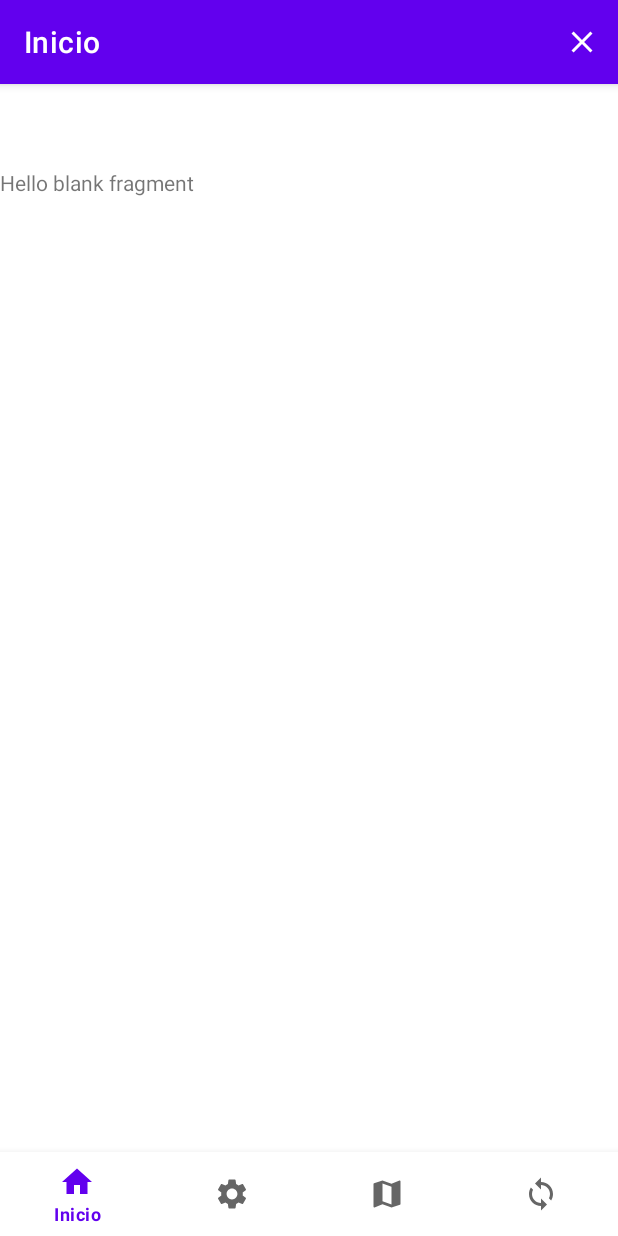
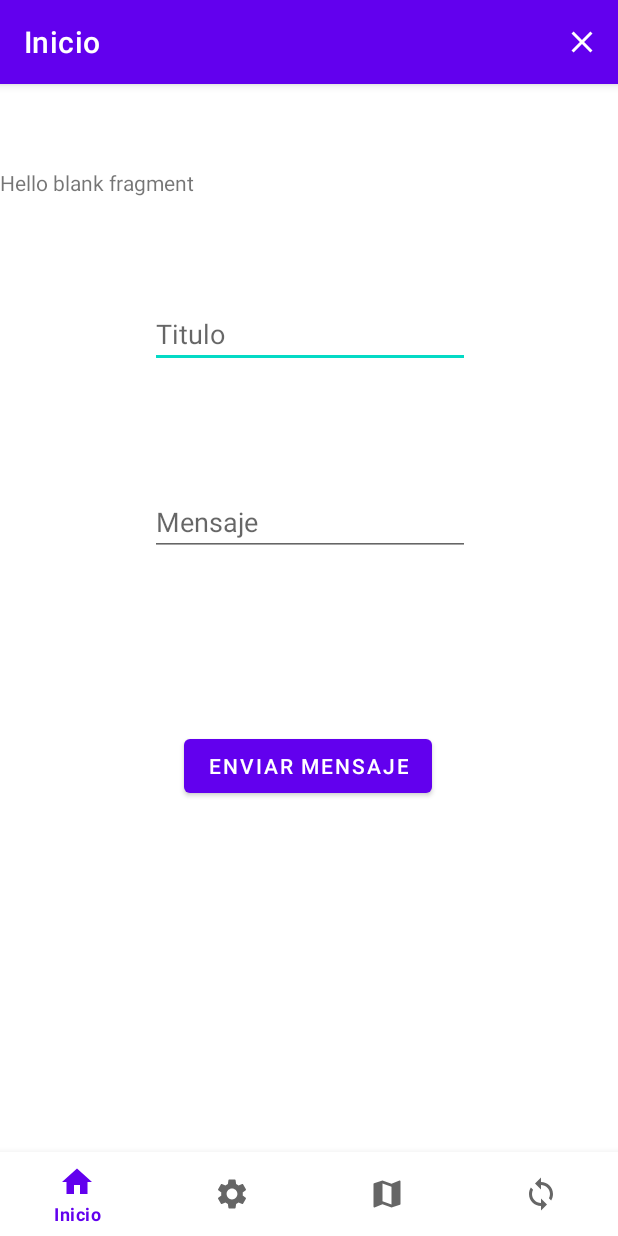
Before and after one commit to VictorG222/Android-UwU-con-Java, an Android app: the screen it shows after launch once a user with an empty profile is signed in (Home), on a phone screen of 412 x 824 dp. Run offline under Robolectric (Android 15) with nearby library versions, the phone set to English and light mode, and no system bars; our stand-ins replace Firebase (no records; nobody signed in at launch, a user with empty details on screens opened directly), navigation-ui.

Commit message:
send note

```diff
--- a/App193/app/build.gradle
+++ b/App193/app/build.gradle
@@ -44,4 +44,7 @@ dependencies {
     testImplementation 'junit:junit:4.13.2'
     androidTestImplementation 'androidx.test.ext:junit:1.1.3'
     androidTestImplementation 'androidx.test.espresso:espresso-core:3.4.0'
+
+    implementation 'com.squareup.retrofit2:retrofit:2.6.2'
+    implementation 'com.squareup.retrofit2:converter-gson:2.6.2'
 }
--- a/App193/app/src/main/AndroidManifest.xml
+++ b/App193/app/src/main/AndroidManifest.xml
@@ -3,7 +3,11 @@
     xmlns:tools="http://schemas.android.com/tools"
     package="com.victor.app193">
 
+    <uses-permission android:name="android.permission.INTERNET"/>
+
     <application
+
+        android:usesCleartextTraffic="true"
         android:allowBackup="true"
         android:dataExtractionRules="@xml/data_extraction_rules"
         android:fullBackupContent="@xml/backup_rules"
--- a/App193/app/src/main/java/com/victor/app193/ButtonNavigation/Fragments/Inicio.java
+++ b/App193/app/src/main/java/com/victor/app193/ButtonNavigation/Fragments/Inicio.java
@@ -1,66 +1,137 @@
 package com.victor.app193.ButtonNavigation.Fragments;
 
 import android.os.Bundle;
+import androidx.appcompat.app.AppCompatDialogFragment;
+
+
 
 import androidx.fragment.app.Fragment;
 
+import android.util.Log;
 import android.view.LayoutInflater;
 import android.view.View;
 import android.view.ViewGroup;
+import android.widget.Button;
+import android.widget.EditText;
+import android.widget.Toast;
 
+import com.victor.app193.HttpRequest.API;
+import com.victor.app193.HttpRequest.ApiService;
+import com.victor.app193.HttpRequest.Request.NoteSchema;
+import com.victor.app193.HttpRequest.Response.Notes;
+import com.victor.app193.HttpRequest.Response.SQL;
 import com.victor.app193.R;
 
-/**
- * A simple {@link Fragment} subclass.
- * Use the {@link Inicio#newInstance} factory method to
- * create an instance of this fragment.
- */
+import retrofit2.Call;
+import retrofit2.Callback;
+import retrofit2.Response;
+import retrofit2.Retrofit;
+import retrofit2.converter.gson.GsonConverterFactory;
+
+
 public class Inicio extends Fragment {
 
-    // TODO: Rename parameter arguments, choose names that match
-    // the fragment initialization parameters, e.g. ARG_ITEM_NUMBER
-    private static final String ARG_PARAM1 = "param1";
-    private static final String ARG_PARAM2 = "param2";
-
-    // TODO: Rename and change types of parameters
-    private String mParam1;
-    private String mParam2;
-
-    public Inicio() {
-        // Required empty public constructor
-    }
-
-    /**
-     * Use this factory method to create a new instance of
-     * this fragment using the provided parameters.
-     *
-     * @param param1 Parameter 1.
-     * @param param2 Parameter 2.
-     * @return A new instance of fragment Inicio.
-     */
-    // TODO: Rename and change types and number of parameters
-    public static Inicio newInstance(String param1, String param2) {
-        Inicio fragment = new Inicio();
-        Bundle args = new Bundle();
-        args.putString(ARG_PARAM1, param1);
-        args.putString(ARG_PARAM2, param2);
-        fragment.setArguments(args);
-        return fragment;
-    }
-
-    @Override
-    public void onCreate(Bundle savedInstanceState) {
-        super.onCreate(savedInstanceState);
-        if (getArguments() != null) {
-            mParam1 = getArguments().getString(ARG_PARAM1);
-            mParam2 = getArguments().getString(ARG_PARAM2);
-        }
-    }
+    EditText textoTitulo, textoMensajeEnviado;
+    Button botonEnviarMensaje;
+    View view;
+    API api = new API();
 
     @Override
     public View onCreateView(LayoutInflater inflater, ViewGroup container,
                              Bundle savedInstanceState) {
         // Inflate the layout for this fragment
-        return inflater.inflate(R.layout.fragment_inicio, container, false);
+        view = inflater.inflate(R.layout.fragment_inicio, container, false);
+
+        setNote("Titulo","Mensaje");
+
+
+
+        textoTitulo = view.findViewById(R.id.txtTitulo);
+        textoMensajeEnviado = view.findViewById(R.id.txtMensajeEnviado);
+        botonEnviarMensaje = view.findViewById(R.id.btnEnviarMensaje);
+
+
+
+
+
+        botonEnviarMensaje.setOnClickListener(new View.OnClickListener() {
+            @Override
+            public void onClick(View view) {
+                enviarMensaje();
+            }
+        });
+
+
+        return view;
+
+
+    }
+
+    private void enviarMensaje() {
+        String tlt = textoTitulo.getText().toString();
+        String msj = textoMensajeEnviado.getText().toString();
+        try {
+            Retrofit retrofit = new Retrofit.Builder()
+                    .baseUrl(api.getURL())
+                    .addConverterFactory((GsonConverterFactory.create()))
+                    .build();
+            ApiService apiService = retrofit.create(ApiService.class);
+            NoteSchema noteSchema = new NoteSchema(tlt, msj);
+            Call<SQL> call = apiService.addNote(noteSchema);
+            call.enqueue(new Callback<SQL>() {
+                @Override
+                public void onResponse(Call<SQL> call, Response<SQL> response) {
+                    if(!response.isSuccessful()){
+                        Log.d("notes", "onResponse: " + response.code());
+                        return;
+                    } else{
+                        // Obtenemos la respuesta en un array
+                        SQL notes = response.body();
+
+                        Toast.makeText(getContext(), "Eiiiiiiiii", Toast.LENGTH_SHORT).show();
+                        Log.d("notes", "Eiiiiiiiiii");
+                    }
+                }
+                @Override
+                public void onFailure(Call<SQL> call, Throwable t) {
+                    Log.d("notes", "onFailure: " + t.getMessage());
+                }
+            });
+        } catch (Exception e) {
+            Log.d("notes", "Catch: " + e.getMessage());
+        }
+    }
+
+    private void setNote(String sTitle, String sMessage) {
+        try {
+            Retrofit retrofit = new Retrofit.Builder()
+                    .baseUrl(api.getURL())
+                    .addConverterFactory((GsonConverterFactory.create()))
+                    .build();
+            ApiService apiService = retrofit.create(ApiService.class);
+            NoteSchema noteSchema = new NoteSchema(sTitle, sMessage);
+            Call<SQL> call = apiService.addNote(noteSchema);
+            call.enqueue(new Callback<SQL>() {
+                @Override
+                public void onResponse(Call<SQL> call, Response<SQL> response) {
+                    if(!response.isSuccessful()){
+                        Log.d("notes", "onResponse: " + response.code());
+                        return;
+                    } else{
+                        // Obtenemos la respuesta en un array
+                        SQL notes = response.body();
+
+                        Toast.makeText(getContext(), "Eiiiiiiiii", Toast.LENGTH_SHORT).show();
+                        Log.d("notes", "Eiiiiiiiiii");
+                    }
+                }
+                @Override
+                public void onFailure(Call<SQL> call, Throwable t) {
+                    Log.d("notes", "onFailure: " + t.getMessage());
+                }
+            });
+        } catch (Exception e) {
+            Log.d("notes", "Catch: " + e.getMessage());
+        }
     }
 }
--- /dev/null
+++ b/App193/app/src/main/java/com/victor/app193/HttpRequest/API.java
@@ -0,0 +1,14 @@
+package com.victor.app193.HttpRequest;
+
+public class API {
+
+
+    public static String URL = "http://192.168.137.173:3000/api/";
+
+
+    public API(){}
+
+    public static String getURL() {
+        return URL;
+    }
+}
--- /dev/null
+++ b/App193/app/src/main/java/com/victor/app193/HttpRequest/ApiService.java
@@ -0,0 +1,25 @@
+package com.victor.app193.HttpRequest;
+
+import com.victor.app193.HttpRequest.Response.Notes;
+import com.victor.app193.HttpRequest.Request.NoteSchema;
+import com.victor.app193.HttpRequest.Response.SQL;
+
+import retrofit2.http.Body;
+import retrofit2.http.DELETE;
+import retrofit2.http.GET;
+import retrofit2.Call;
+import retrofit2.http.POST;
+import retrofit2.http.Path;
+
+public interface ApiService {
+
+    @GET("notes/")
+    Call<Notes[]> getNotes();
+
+    @DELETE("notes/{id}")
+    Call<SQL> deleteNote(@Path("id") int id);
+
+    @POST("notes/")
+    Call<SQL> addNote(@Body NoteSchema noteSchema);
+
+}
--- /dev/null
+++ b/App193/app/src/main/java/com/victor/app193/HttpRequest/Request/NoteSchema.java
@@ -0,0 +1,10 @@
+package com.victor.app193.HttpRequest.Request;
+
+public class NoteSchema {
+    String title, message;
+
+    public NoteSchema(String title, String message) {
+        this.title = title;
+        this.message = message;
+    }
+}
--- a/App193/app/src/main/res/layout/fragment_inicio.xml
+++ b/App193/app/src/main/res/layout/fragment_inicio.xml
@@ -1,14 +1,56 @@
 <?xml version="1.0" encoding="utf-8"?>
-<FrameLayout xmlns:android="http://schemas.android.com/apk/res/android"
+<androidx.constraintlayout.widget.ConstraintLayout xmlns:android="http://schemas.android.com/apk/res/android"
+    xmlns:app="http://schemas.android.com/apk/res-auto"
     xmlns:tools="http://schemas.android.com/tools"
     android:layout_width="match_parent"
     android:layout_height="match_parent"
     tools:context=".ButtonNavigation.Fragments.Inicio">
 
     <!-- TODO: Update blank fragment layout -->
+
     <TextView
+        android:id="@+id/textView6"
         android:layout_width="match_parent"
         android:layout_height="match_parent"
-        android:text="@string/hello_blank_fragment" />
+        android:text="@string/hello_blank_fragment"
+        tools:layout_editor_absoluteX="0dp"
+        tools:layout_editor_absoluteY="16dp" />
 
-</FrameLayout>
+    <Button
+        android:id="@+id/btnEnviarMensaje"
+        android:layout_width="wrap_content"
+        android:layout_height="wrap_content"
+        android:layout_marginTop="116dp"
+        android:text="Enviar mensaje"
+        app:layout_constraintEnd_toEndOf="parent"
+        app:layout_constraintHorizontal_bias="0.497"
+        app:layout_constraintStart_toStartOf="parent"
+        app:layout_constraintTop_toBottomOf="@+id/txtMensajeEnviado" />
+
+    <EditText
+        android:id="@+id/txtTitulo"
+        android:layout_width="wrap_content"
+        android:layout_height="wrap_content"
+        android:layout_marginTop="88dp"
+        android:ems="10"
+        android:hint="Titulo"
+        android:inputType="textPersonName"
+        app:layout_constraintEnd_toEndOf="parent"
+        app:layout_constraintHorizontal_bias="0.502"
+        app:layout_constraintStart_toStartOf="parent"
+        app:layout_constraintTop_toTopOf="parent" />
+
+    <EditText
+        android:id="@+id/txtMensajeEnviado"
+        android:layout_width="wrap_content"
+        android:layout_height="wrap_content"
+        android:layout_marginTop="80dp"
+        android:ems="10"
+        android:hint="Mensaje"
+        android:inputType="textPersonName"
+        app:layout_constraintEnd_toEndOf="parent"
+        app:layout_constraintHorizontal_bias="0.502"
+        app:layout_constraintStart_toStartOf="parent"
+        app:layout_constraintTop_toBottomOf="@+id/txtTitulo" />
+
+</androidx.constraintlayout.widget.ConstraintLayout>
```
Also changed, not shown: App193/app/src/main/java/com/victor/app193/HttpRequest/Response/Notes.java (added, +30 -0 lines), App193/app/src/main/java/com/victor/app193/HttpRequest/Response/SQL.java (added, +56 -0 lines).
